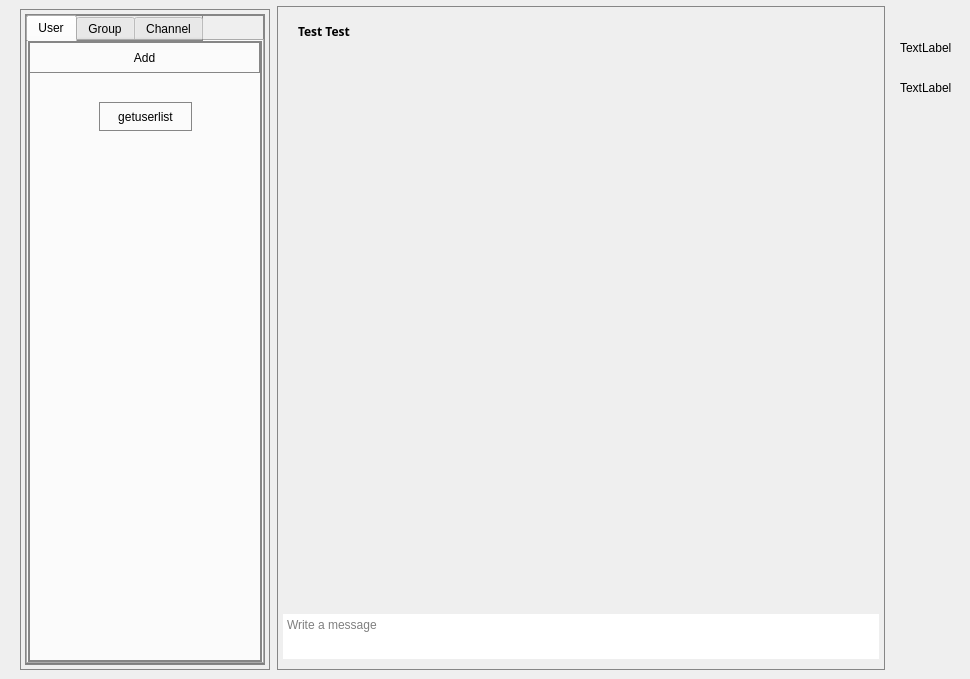
The window that homepage.ui (sanazshokrzadeh/Messanger_throw_10) describes before a commit, drawn with Qt 5.
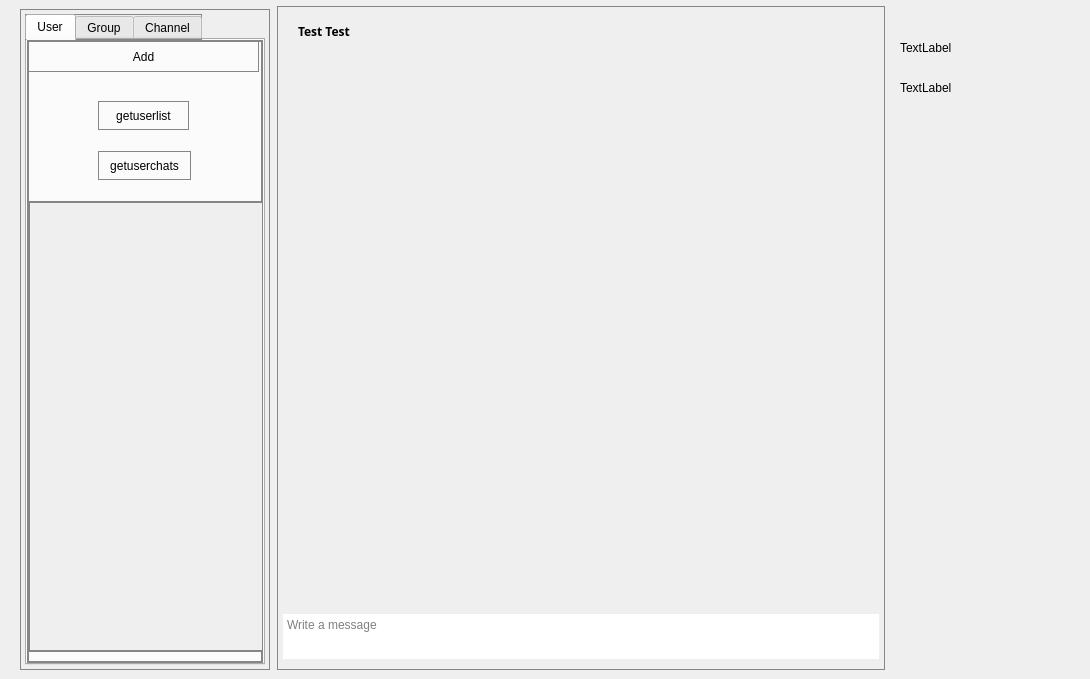
The same window after the commit. Icons and pictures are not drawn.

Commit message: folders added,group and channel requests sent and reply received,getuserlist ui created,homepage and signup dialogs minimiza and maximize buttons added

```diff
--- a/homepage.ui
+++ b/homepage.ui
@@ -6,7 +6,7 @@
    <rect>
     <x>0</x>
     <y>0</y>
-    <width>970</width>
+    <width>1090</width>
     <height>679</height>
    </rect>
   </property>
@@ -77,36 +77,6 @@
      <number>5</number>
     </property>
     <item>
-     <widget class="QScrollArea" name="room_panel">
-      <property name="widgetResizable">
-       <bool>true</bool>
-      </property>
-      <widget class="QWidget" name="roomPanelContents">
-       <property name="geometry">
-        <rect>
-         <x>0</x>
-         <y>0</y>
-         <width>238</width>
-         <height>649</height>
-        </rect>
-       </property>
-       <layout class="QVBoxLayout" name="verticalLayout_4">
-        <property name="spacing">
-         <number>5</number>
-        </property>
-        <property name="leftMargin">
-         <number>0</number>
-        </property>
-        <property name="topMargin">
-         <number>0</number>
-        </property>
-        <property name="rightMargin">
-         <number>0</number>
-        </property>
-        <property name="bottomMargin">
-         <number>0</number>
-        </property>
-        <item>
          <widget class="QTabWidget" name="tabWidget">
           <property name="currentIndex">
            <number>0</number>
@@ -143,7 +113,7 @@
              <rect>
               <x>70</x>
               <y>60</y>
-              <width>93</width>
+          <width>91</width>
               <height>29</height>
              </rect>
             </property>
@@ -151,6 +121,59 @@
              <string>getuserlist</string>
             </property>
            </widget>
+       <widget class="QPushButton" name="pushButton_getuserchats_on_homepage">
+        <property name="geometry">
+         <rect>
+          <x>70</x>
+          <y>110</y>
+          <width>93</width>
+          <height>29</height>
+         </rect>
+        </property>
+        <property name="text">
+         <string>getuserchats</string>
+        </property>
+       </widget>
+       <widget class="QScrollArea" name="room_paneluser">
+        <property name="geometry">
+         <rect>
+          <x>0</x>
+          <y>160</y>
+          <width>240</width>
+          <height>451</height>
+         </rect>
+        </property>
+        <property name="widgetResizable">
+         <bool>true</bool>
+        </property>
+        <widget class="QWidget" name="roomPanelContents">
+         <property name="geometry">
+          <rect>
+           <x>0</x>
+           <y>0</y>
+           <width>238</width>
+           <height>449</height>
+          </rect>
+         </property>
+         <layout class="QVBoxLayout" name="verticalLayout_4">
+          <property name="spacing">
+           <number>5</number>
+          </property>
+          <property name="leftMargin">
+           <number>0</number>
+          </property>
+          <property name="topMargin">
+           <number>0</number>
+          </property>
+          <property name="rightMargin">
+           <number>0</number>
+          </property>
+          <property name="bottomMargin">
+           <number>0</number>
+          </property>
+         </layout>
+        </widget>
+       </widget>
           </widget>
           <widget class="QWidget" name="tab_3">
            <attribute name="title">
@@ -207,10 +230,6 @@
              </property>
             </widget>
            </widget>
-          </widget>
-         </widget>
-        </item>
-       </layout>
       </widget>
      </widget>
     </item>
```
Left out of the diff: 32 changed lines with no effect on the pictures. Lines whose indentation alone changed are shown as unchanged. The commit also changes 8 other files.
